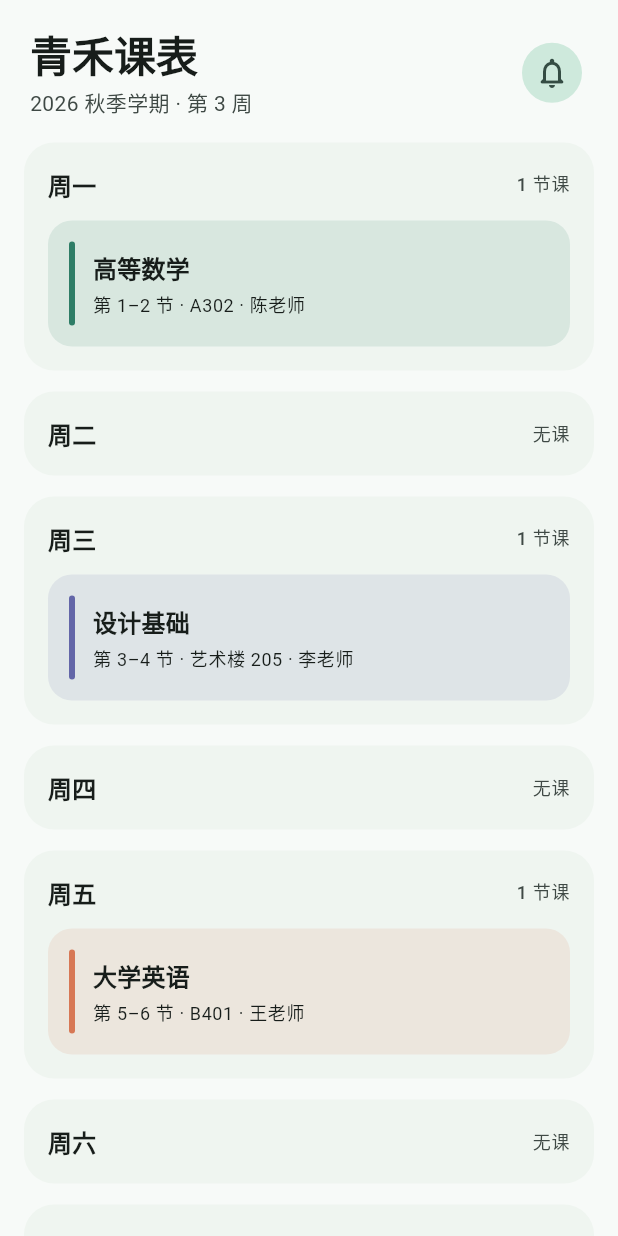
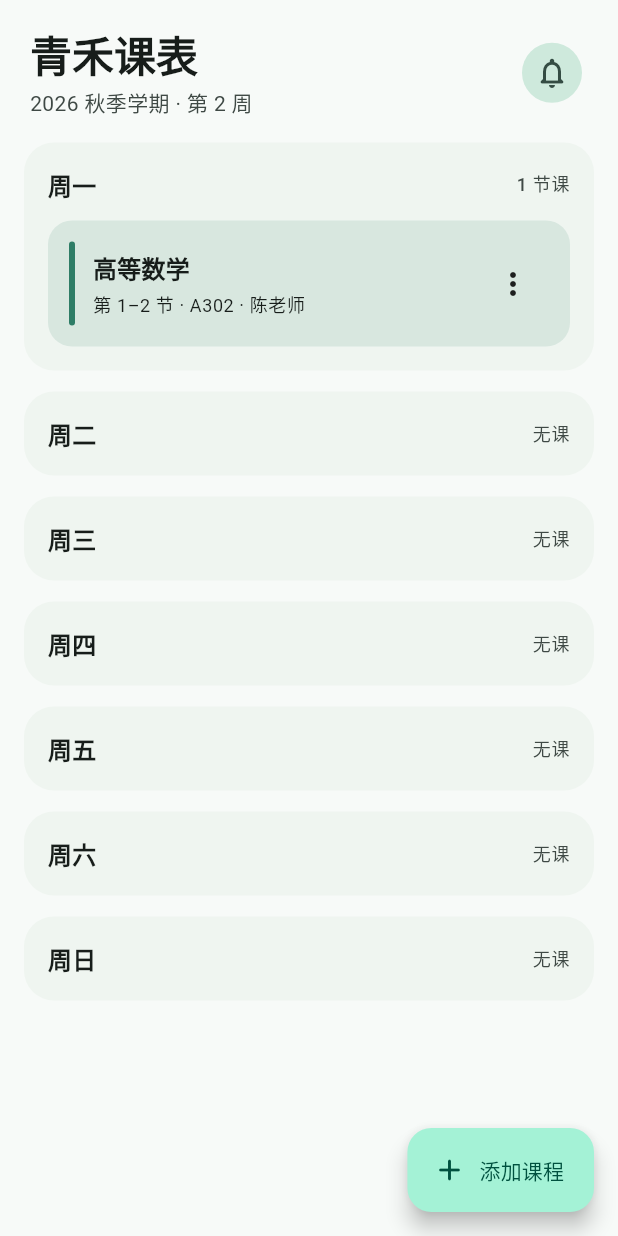
Before and after one commit to dongchengtong622/qinghekechengbiao, a Flutter app: the screen it shows after launch, on a phone screen of 412 x 824 dp. Run offline on Flutter 3.47's test engine with Material 3 defaults, Android fonts, the phone set to English and light mode, and no system bars; our stand-ins replace drift, drift_flutter; accounts and stored records are empty; generated files the repository leaves out were written again.

Commit message:
feat: wire Android course management flow

```diff
--- a/lib/app.dart
+++ b/lib/app.dart
@@ -1,11 +1,50 @@
+import 'dart:async';
+
 import 'package:flutter/material.dart';
 
 import 'core/theme/app_theme.dart';
+import 'features/timetable/data/app_database.dart';
+import 'features/timetable/data/course_repository.dart';
 import 'features/timetable/data/sample_schedule.dart';
+import 'features/timetable/domain/models.dart';
+import 'features/timetable/presentation/course_editor_page.dart';
 import 'features/timetable/presentation/timetable_page.dart';
 
-class QingheApp extends StatelessWidget {
-  const QingheApp({super.key});
+class QingheApp extends StatefulWidget {
+  const QingheApp({super.key, required this.database});
+
+  final AppDatabase database;
+
+  @override
+  State<QingheApp> createState() => _QingheAppState();
+}
+
+class _QingheAppState extends State<QingheApp> {
+  late final CourseRepository repository;
+
+  @override
+  void initState() {
+    super.initState();
+    repository = CourseRepository(widget.database);
+    unawaited(repository.seedIfEmpty());
+  }
+
+  @override
+  void dispose() {
+    unawaited(widget.database.close());
+    super.dispose();
+  }
+
+  Future<void> _openEditor(BuildContext context, [Course? course]) {
+    return Navigator.of(context).push(
+      MaterialPageRoute<void>(
+        builder: (_) => CourseEditorPage(
+          initialCourse: course,
+          onSave: repository.saveCourse,
+        ),
+      ),
+    );
+  }
 
   @override
   Widget build(BuildContext context) {
@@ -13,10 +52,26 @@ class QingheApp extends StatelessWidget {
       title: '青禾课表',
       debugShowCheckedModeBanner: false,
       theme: AppTheme.light,
-      home: TimetablePage(
-        semester: sampleSemester,
-        courses: sampleCourses,
-        displayWeek: 3,
+      home: Builder(
+        builder: (context) => StreamBuilder<List<Course>>(
+          stream: repository.watchCourses(),
+          builder: (context, snapshot) {
+            if (!snapshot.hasData) {
+              return const Scaffold(
+                body: Center(child: CircularProgressIndicator()),
+              );
+            }
+            return TimetablePage(
+              semester: sampleSemester,
+              courses: snapshot.data!,
+              displayWeek: sampleSemester.weekFor(DateTime.now()) ?? 1,
+              onAdd: () => _openEditor(context),
+              onEdit: (course) => _openEditor(context, course),
+              onDelete: (course) =>
+                  unawaited(repository.deleteCourse(course.id)),
+            );
+          },
+        ),
       ),
     );
   }
--- a/lib/features/timetable/presentation/timetable_page.dart
+++ b/lib/features/timetable/presentation/timetable_page.dart
@@ -8,11 +8,17 @@ class TimetablePage extends StatelessWidget {
     required this.semester,
     required this.courses,
     required this.displayWeek,
+    this.onAdd,
+    this.onEdit,
+    this.onDelete,
   });
 
   final Semester semester;
   final List<Course> courses;
   final int displayWeek;
+  final VoidCallback? onAdd;
+  final ValueChanged<Course>? onEdit;
+  final ValueChanged<Course>? onDelete;
 
   static const _weekdayNames = <String>[
     '周一',
@@ -42,6 +48,14 @@ class TimetablePage extends StatelessWidget {
   @override
   Widget build(BuildContext context) {
     return Scaffold(
+      floatingActionButton: onAdd == null
+          ? null
+          : FloatingActionButton.extended(
+              onPressed: onAdd,
+              icon: const Icon(Icons.add_rounded),
+              label: const Text('添加课程'),
+              tooltip: '添加课程',
+            ),
       body: SafeArea(
         child: CustomScrollView(
           slivers: [
@@ -90,6 +104,8 @@ class TimetablePage extends StatelessWidget {
                   return _DaySection(
                     name: _weekdayNames[index],
                     courses: _coursesFor(weekday),
+                    onEdit: onEdit,
+                    onDelete: onDelete,
                   );
                 },
               ),
@@ -102,10 +118,17 @@ class TimetablePage extends StatelessWidget {
 }
 
 class _DaySection extends StatelessWidget {
-  const _DaySection({required this.name, required this.courses});
+  const _DaySection({
+    required this.name,
+    required this.courses,
+    this.onEdit,
+    this.onDelete,
+  });
 
   final String name;
   final List<ScheduledCourse> courses;
+  final ValueChanged<Course>? onEdit;
+  final ValueChanged<Course>? onDelete;
 
   @override
   Widget build(BuildContext context) {
@@ -136,7 +159,7 @@ class _DaySection extends StatelessWidget {
               ),
               if (courses.isNotEmpty) const SizedBox(height: 12),
               for (final item in courses) ...[
-                _CourseTile(item: item),
+                _CourseTile(item: item, onEdit: onEdit, onDelete: onDelete),
                 if (item != courses.last) const SizedBox(height: 10),
               ],
             ],
@@ -148,21 +171,46 @@ class _DaySection extends StatelessWidget {
 }
 
 class _CourseTile extends StatelessWidget {
-  const _CourseTile({required this.item});
+  const _CourseTile({required this.item, this.onEdit, this.onDelete});
 
   final ScheduledCourse item;
+  final ValueChanged<Course>? onEdit;
+  final ValueChanged<Course>? onDelete;
+
+  Future<void> _confirmDelete(BuildContext context, Course course) async {
+    final confirmed = await showDialog<bool>(
+      context: context,
+      builder: (context) => AlertDialog(
+        title: const Text('删除课程'),
+        content: Text('确认删除“${course.name}”？'),
+        actions: [
+          TextButton(
+            onPressed: () => Navigator.pop(context, false),
+            child: const Text('取消'),
+          ),
+          TextButton(
+            onPressed: () => Navigator.pop(context, true),
+            child: const Text('删除'),
+          ),
+        ],
+      ),
+    );
+    if (confirmed == true) onDelete?.call(course);
+  }
 
   @override
   Widget build(BuildContext context) {
     final course = item.course;
     final session = item.session;
     final color = Color(course.colorValue);
-    return Container(
-      padding: const EdgeInsets.all(14),
-      decoration: BoxDecoration(
+    return Material(
       color: color.withValues(alpha: 0.12),
       borderRadius: BorderRadius.circular(16),
-      ),
+      child: InkWell(
+        borderRadius: BorderRadius.circular(16),
+        onTap: onEdit == null ? null : () => onEdit!(course),
+        child: Padding(
+          padding: const EdgeInsets.all(14),
           child: Row(
             children: [
               Container(
@@ -192,7 +240,18 @@ class _CourseTile extends StatelessWidget {
                   ],
                 ),
               ),
+              if (onDelete != null)
+                PopupMenuButton<String>(
+                  tooltip: '课程操作',
+                  onSelected: (_) => _confirmDelete(context, course),
+                  itemBuilder: (context) => const [
+                    PopupMenuItem(value: 'delete', child: Text('删除课程')),
                   ],
+                  icon: const Icon(Icons.more_vert_rounded),
+                ),
+            ],
+          ),
+        ),
       ),
     );
   }
--- a/lib/main.dart
+++ b/lib/main.dart
@@ -1,7 +1,8 @@
 import 'package:flutter/widgets.dart';
 
 import 'app.dart';
+import 'features/timetable/data/app_database.dart';
 
 void main() {
-  runApp(const QingheApp());
+  runApp(QingheApp(database: AppDatabase()));
 }
```
Also changed, not shown: 1 other file. Lines whose indentation alone changed are shown as unchanged.
